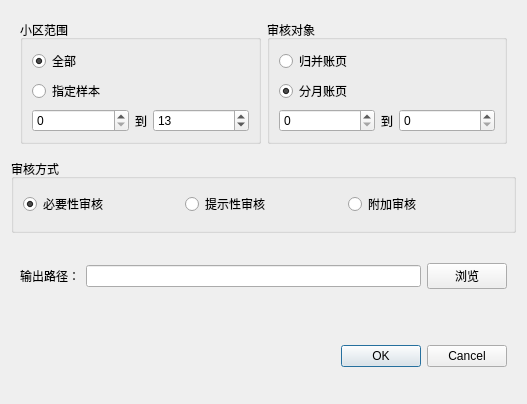
Old version of the form zyCheckUI.ui in the repository JosephineSu/Auditing.
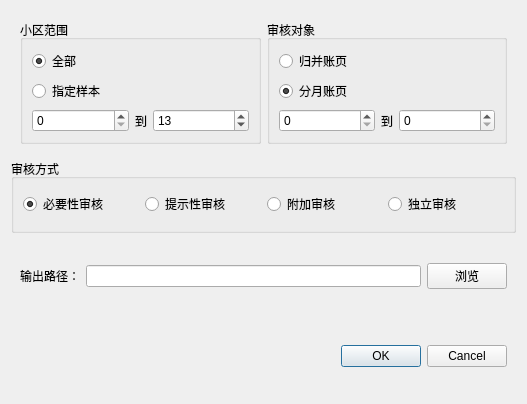
New version of the form.

```diff
--- a/zyCheckUI.ui
+++ b/zyCheckUI.ui
@@ -163,6 +163,13 @@
         </property>
        </widget>
       </item>
+      <item>
+       <widget class="QRadioButton" name="zy_independent">
+        <property name="text">
+         <string>独立审核</string>
+        </property>
+       </widget>
+      </item>
      </layout>
     </widget>
    </item>
```
